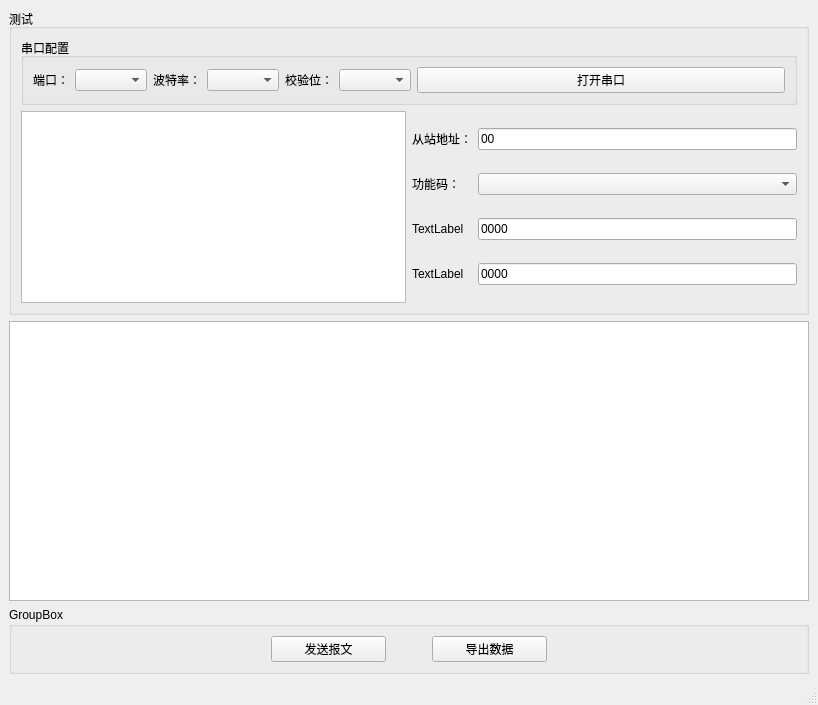
First picture: the form in mainwindow.ui, repository LysanderT/Modbus-Client-App, before the edit.
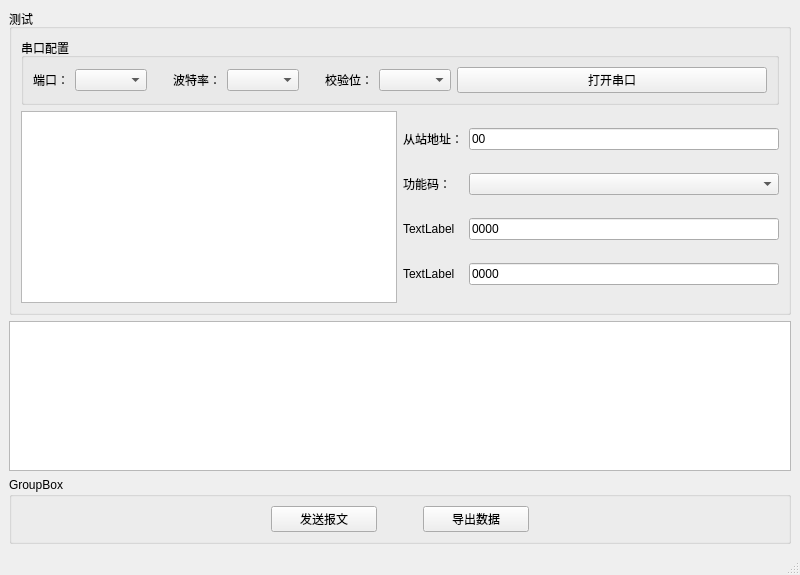
Second picture: the form after the edit.

```diff
--- a/mainwindow.ui
+++ b/mainwindow.ui
@@ -6,8 +6,8 @@
    <rect>
     <x>0</x>
     <y>0</y>
-    <width>818</width>
-    <height>705</height>
+    <width>800</width>
+    <height>537</height>
    </rect>
   </property>
   <property name="windowTitle">
@@ -31,6 +31,12 @@
            <layout class="QHBoxLayout" name="horizontalLayout_2">
             <item>
              <widget class="QLabel" name="label_1">
+              <property name="sizePolicy">
+               <sizepolicy hsizetype="Fixed" vsizetype="Fixed">
+                <horstretch>0</horstretch>
+                <verstretch>0</verstretch>
+               </sizepolicy>
+              </property>
               <property name="text">
                <string>端口：</string>
               </property>
@@ -49,8 +55,30 @@
               </property>
              </widget>
             </item>
+            <item>
+             <spacer name="horizontalSpacer_4">
+              <property name="orientation">
+               <enum>Qt::Horizontal</enum>
+              </property>
+              <property name="sizeType">
+               <enum>QSizePolicy::Minimum</enum>
+              </property>
+              <property name="sizeHint" stdset="0">
+               <size>
+                <width>20</width>
+                <height>20</height>
+               </size>
+              </property>
+             </spacer>
+            </item>
             <item>
              <widget class="QLabel" name="label_2">
+              <property name="sizePolicy">
+               <sizepolicy hsizetype="Fixed" vsizetype="Fixed">
+                <horstretch>0</horstretch>
+                <verstretch>0</verstretch>
+               </sizepolicy>
+              </property>
               <property name="text">
                <string>波特率：</string>
               </property>
@@ -63,8 +91,30 @@
               </property>
              </widget>
             </item>
+            <item>
+             <spacer name="horizontalSpacer_5">
+              <property name="orientation">
+               <enum>Qt::Horizontal</enum>
+              </property>
+              <property name="sizeType">
+               <enum>QSizePolicy::Minimum</enum>
+              </property>
+              <property name="sizeHint" stdset="0">
+               <size>
+                <width>20</width>
+                <height>20</height>
+               </size>
+              </property>
+             </spacer>
+            </item>
             <item>
              <widget class="QLabel" name="label_3">
+              <property name="sizePolicy">
+               <sizepolicy hsizetype="Fixed" vsizetype="Fixed">
+                <horstretch>0</horstretch>
+                <verstretch>0</verstretch>
+               </sizepolicy>
+              </property>
               <property name="text">
                <string>校验位：</string>
               </property>
@@ -147,6 +197,12 @@
        </item>
        <item row="2" column="0">
         <widget class="QTextBrowser" name="textBrowser_receive">
+         <property name="sizePolicy">
+          <sizepolicy hsizetype="Expanding" vsizetype="Minimum">
+           <horstretch>0</horstretch>
+           <verstretch>0</verstretch>
+          </sizepolicy>
+         </property>
          <property name="minimumSize">
           <size>
            <width>0</width>
@@ -161,7 +217,7 @@
     <item row="7" column="2">
      <widget class="QGroupBox" name="groupBox_4">
       <property name="sizePolicy">
-       <sizepolicy hsizetype="MinimumExpanding" vsizetype="Preferred">
+       <sizepolicy hsizetype="MinimumExpanding" vsizetype="Fixed">
         <horstretch>0</horstretch>
         <verstretch>0</verstretch>
        </sizepolicy>
@@ -258,6 +314,18 @@
     </item>
     <item row="5" column="2">
      <widget class="QTableView" name="tableView">
+      <property name="sizePolicy">
+       <sizepolicy hsizetype="Expanding" vsizetype="Preferred">
+        <horstretch>0</horstretch>
+        <verstretch>0</verstretch>
+       </sizepolicy>
+      </property>
+      <property name="minimumSize">
+       <size>
+        <width>0</width>
+        <height>150</height>
+       </size>
+      </property>
       <property name="verticalScrollBarPolicy">
        <enum>Qt::ScrollBarAsNeeded</enum>
       </property>
```
Left out of the diff: 2 changed lines with no effect on the pictures.
